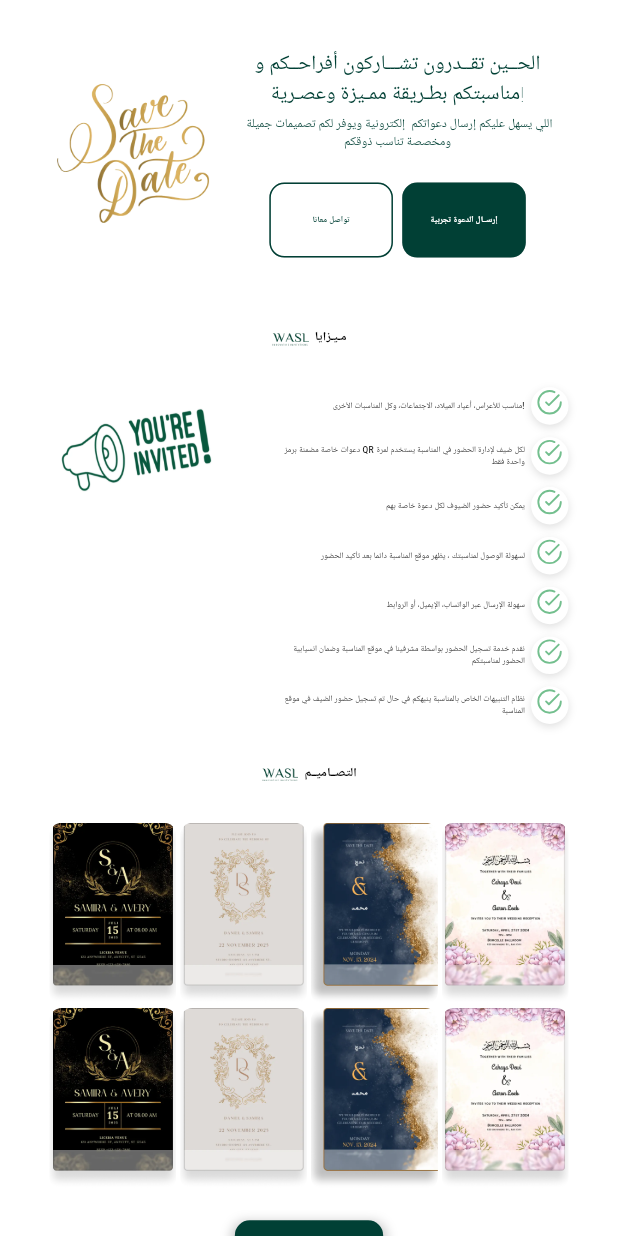
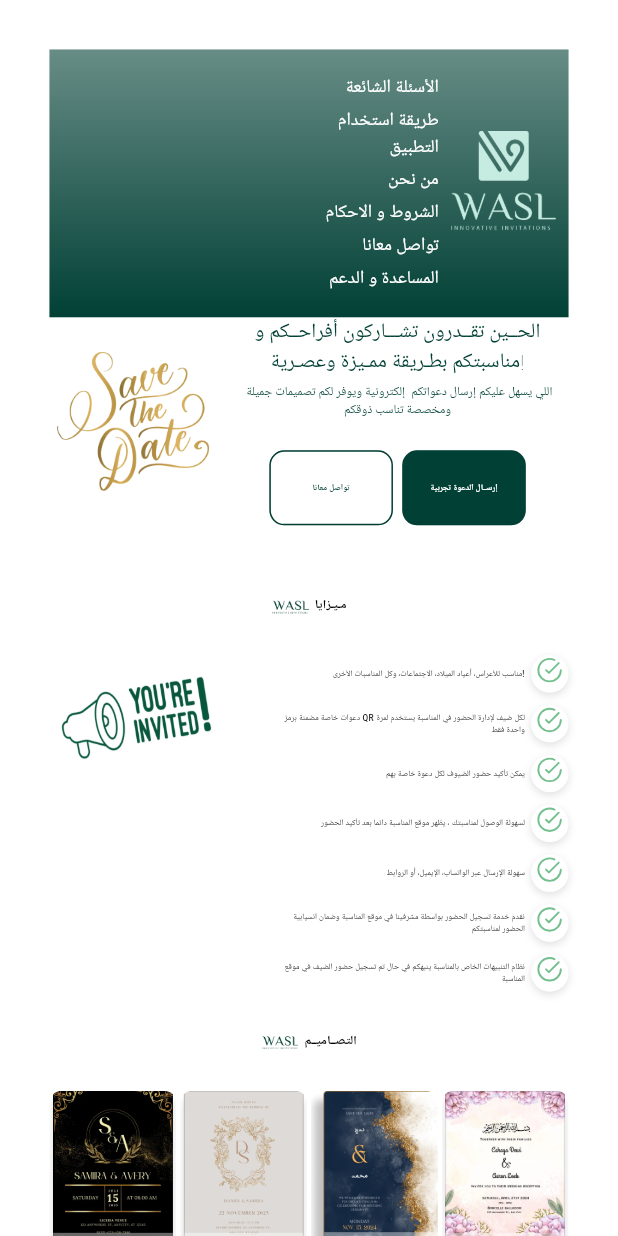
Before and after one commit to Rehman-Amjad/invatation, a Flutter app: the screen it shows after launch, on a phone screen of 412 x 824 dp. Run offline on Flutter 3.47's test engine with Material 3 defaults, Android fonts, the phone set to English and light mode, and no system bars; our stand-ins replace flutter_svg, go_router, shimmer, sizer.

Commit message:
web page

```diff
--- a/lib/core/constants/app_assets.dart
+++ b/lib/core/constants/app_assets.dart
@@ -14,4 +14,5 @@ class AppAssets{
   static const priceCard3 = "assets/images/price_card3.webp";
   static const playStoreSvg = "assets/images/play_store.svg";
   static const appsStoreSvg = "assets/images/app_store.svg";
+  static const mainLogoIcon = "assets/images/main_logo_icon.webp";
 }
--- a/lib/core/constants/app_strings.dart
+++ b/lib/core/constants/app_strings.dart
@@ -49,4 +49,13 @@ class AppStrings{
     AppAssets.priceCard3
   ];
 
+  static const footerMenu = [
+    "الأسئلة الشائعة",
+    "طريقة استخدام التطبيق",
+    "من نحن",
+    "الشروط و الاحكام",
+    "تواصل معانا",
+    "المساعدة و الدعم",
+  ];
+
 }
--- /dev/null
+++ b/lib/core/widgets/gradient_widget.dart
@@ -0,0 +1,17 @@
+import 'package:flutter/cupertino.dart';
+
+class LinearGradientUtil {
+  static BoxDecoration getGradientDecoration({
+    required List<Color> colors,
+    Alignment begin = Alignment.bottomCenter,
+    Alignment end = Alignment.topCenter,
+  }) {
+    return BoxDecoration(
+      gradient: LinearGradient(
+        colors: colors,
+        begin: begin,
+        end: end,
+      ),
+    );
+  }
+}
--- /dev/null
+++ b/lib/pages/footer/web_footer.dart
@@ -0,0 +1,52 @@
+import 'package:flutter/material.dart';
+import 'package:invatation/constant.dart';
+import 'package:invatation/core/constants/app_colors.dart';
+import 'package:invatation/core/widget_export.dart';
+import 'package:sizer/sizer.dart';
+
+import '../../core/widgets/gradient_widget.dart';
+
+class WebFooter extends StatelessWidget {
+  const WebFooter({super.key});
+
+  @override
+  Widget build(BuildContext context) {
+    return Container(
+      width: 100.w,
+      padding: EdgeInsets.symmetric(vertical: 4.w),
+      decoration: LinearGradientUtil.getGradientDecoration(
+        colors: [AppColors.primary, AppColors.primary.withOpacity(0.6)],
+      ),
+      child: Row(
+        children: [
+          Expanded(child: SizedBox()),
+          Expanded(child: SizedBox()),
+          Expanded(child: Column(
+            children: [
+              ListView.separated(
+                  shrinkWrap: true,
+                  physics: const NeverScrollableScrollPhysics(),
+                  itemCount: AppStrings.footerMenu.length,
+                  itemBuilder: (context,index){
+                    return AppTextWidget(
+                        text: AppStrings.footerMenu[index],
+                       textAlign: TextAlign.end,
+                      color: Colors.white,
+                    );
+                  },
+                  separatorBuilder: (context,index){
+                    return SizedBox(height: 1.w,);
+                  },
+
+              )
+            ],
+          )),
+          Expanded(child: Padding(
+            padding:  EdgeInsets.all(2.w),
+            child: Image.asset(AppAssets.mainLogoIcon),
+          )),
+        ],
+      ),
+    );
+  }
+}
--- a/lib/pages/home/home_screen.dart
+++ b/lib/pages/home/home_screen.dart
@@ -7,6 +7,7 @@ import 'package:invatation/pages/home/section/home_section_6.dart';
 import 'package:sizer/sizer.dart';
 import '../../constant.dart';
 import '../../core/widget_export.dart';
+import '../footer/web_footer.dart';
 
 
 class HomeScreen extends StatelessWidget {
@@ -20,7 +21,10 @@ class HomeScreen extends StatelessWidget {
         shrinkWrap: true,
         padding: EdgeInsets.all(8.w),
         children: [
+
+          WebFooter(),
           // section 1
+
          _headerSection(context),
           SizedBox(height: defaultSpacing*2),
           _rowHeading(text: "مـيـزايا",path: AppAssets.logo),
```
